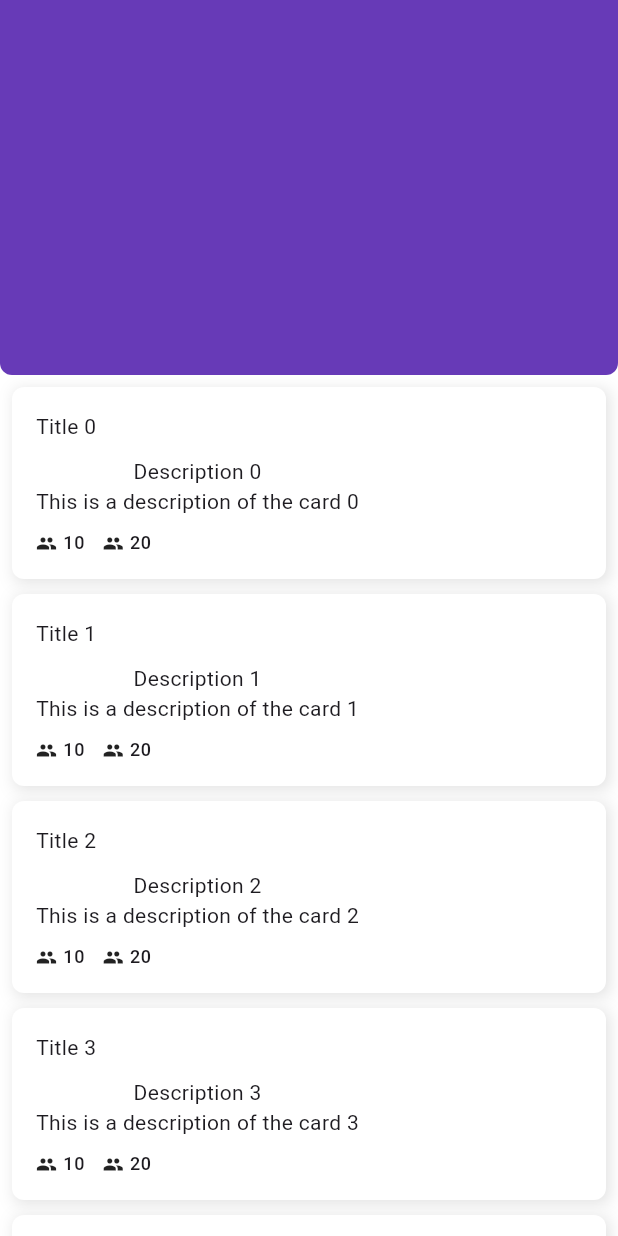
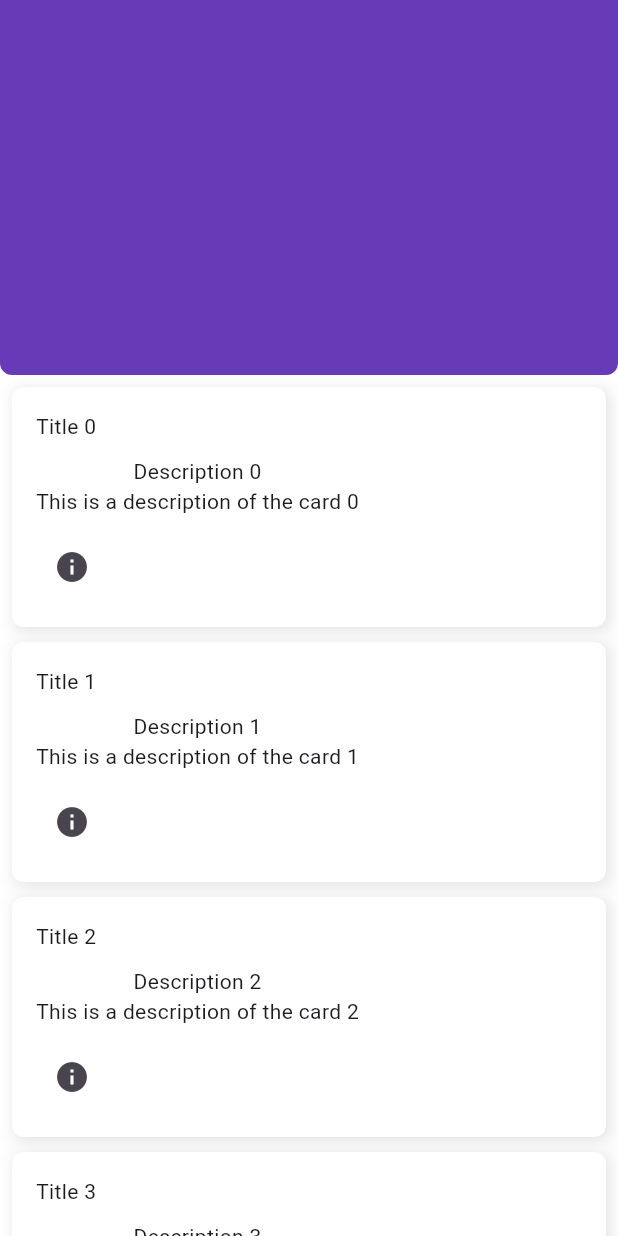
Before and after one commit to CQuarkH/flutter_atoms, a Flutter app: the screen it shows after launch, on a phone screen of 412 x 824 dp. Run offline on Flutter 3.47's test engine with Material 3 defaults, Android fonts, the phone set to English and light mode, and no system bars; our stand-ins replace flutter_hooks.

Commit message:
ToastSnackbar added

```diff
--- a/lib/main.dart
+++ b/lib/main.dart
@@ -1,5 +1,5 @@
 import 'package:flutter/material.dart';
-import 'package:flutter_atoms/widgets/atoms/icon_label.dart';
+import 'package:flutter_atoms/widgets/atoms/toast.dart';
 import 'package:flutter_atoms/widgets/molecules/base_card.dart';
 import 'package:flutter_atoms/widgets/molecules/spaced_row.dart';
 import 'package:flutter_atoms/widgets/organisms/sliver_appbar_scaffold.dart';
@@ -64,12 +64,15 @@ class MyHomePage extends StatelessWidget {
                       Text("This is a description of the card $index")
                     ],
                   ),
-                  footer: SpacedRow(
-                    children: [
-                      IconLabel(icon: Icons.people, label: '10'),
-                      IconLabel(icon: Icons.people, label: '20')
-                    ],
-                  ),
+                  footer: IconButton(
+                      icon: const Icon(Icons.info),
+                      onPressed: () => {
+                            ToastSnackbar.show(
+                              context,
+                              'This is a toast message',
+                              ToastType.info,
+                            )
+                          }),
                 )));
   }
 }
--- /dev/null
+++ b/lib/widgets/atoms/toast.dart
@@ -0,0 +1,53 @@
+// ignore_for_file: non_constant_identifier_names
+
+import 'package:flutter/material.dart';
+
+enum ToastType { success, error, info, warning }
+
+extension ParseToString on ToastType {
+  String toShortString() {
+    return toString().split('.').last;
+  }
+}
+
+class ToastConfig {
+  final IconData icon;
+  final Color color;
+
+  ToastConfig({required this.icon, required this.color});
+}
+
+Map<String, dynamic> TOAST_THEME = {
+  'success': ToastConfig(icon: Icons.check_circle, color: Colors.green),
+  'error': ToastConfig(icon: Icons.error, color: Colors.red),
+  'info': ToastConfig(icon: Icons.info, color: Colors.blue),
+  'warning': ToastConfig(icon: Icons.warning, color: Colors.orangeAccent),
+};
+
+class ToastSnackbar {
+  static void show(BuildContext context, String message, ToastType? type,
+      {bool? fillWithColor = false}) {
+    final ToastConfig config =
+        TOAST_THEME[type?.toShortString() ?? ToastType.info.name]!;
+
+    ScaffoldMessenger.of(context).showSnackBar(
+      SnackBar(
+        backgroundColor: fillWithColor! ? config.color : null,
+        content: Row(
+          children: [
+            Icon(config.icon,
+                color: fillWithColor ? Colors.white : config.color),
+            const SizedBox(width: 16),
+            Expanded(child: Text(message)),
+          ],
+        ),
+        behavior: SnackBarBehavior.floating,
+        shape: RoundedRectangleBorder(
+          borderRadius: BorderRadius.circular(8),
+        ),
+        margin: const EdgeInsets.all(10),
+        elevation: 4.0,
+      ),
+    );
+  }
+}
```
